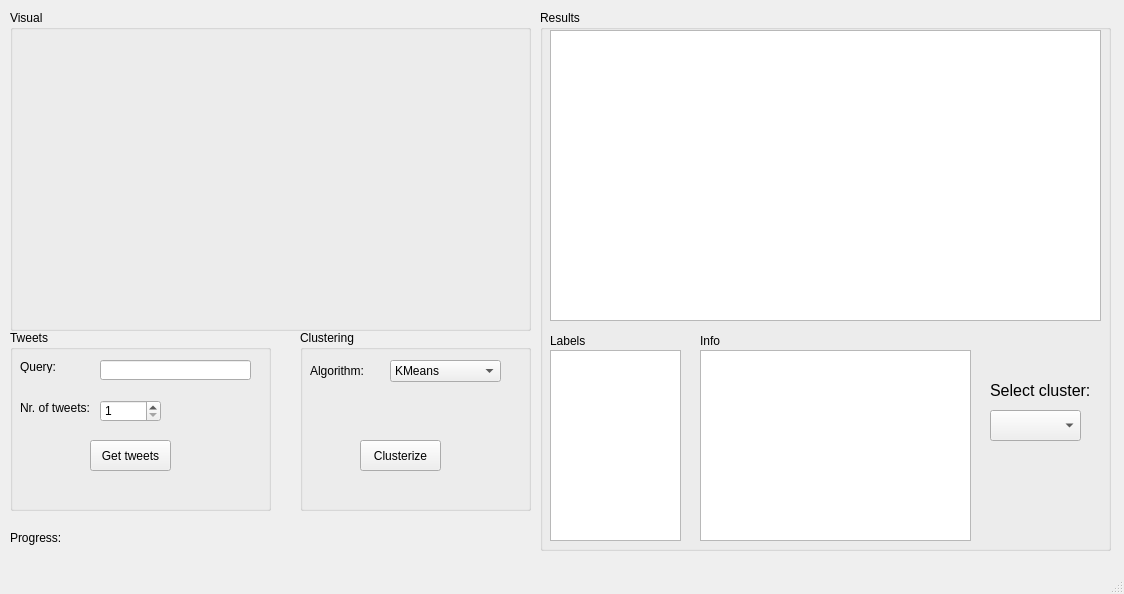
Above: frontend/main_window.ui from nemesszili/tweetcluster before the change. Below: the same form after it.
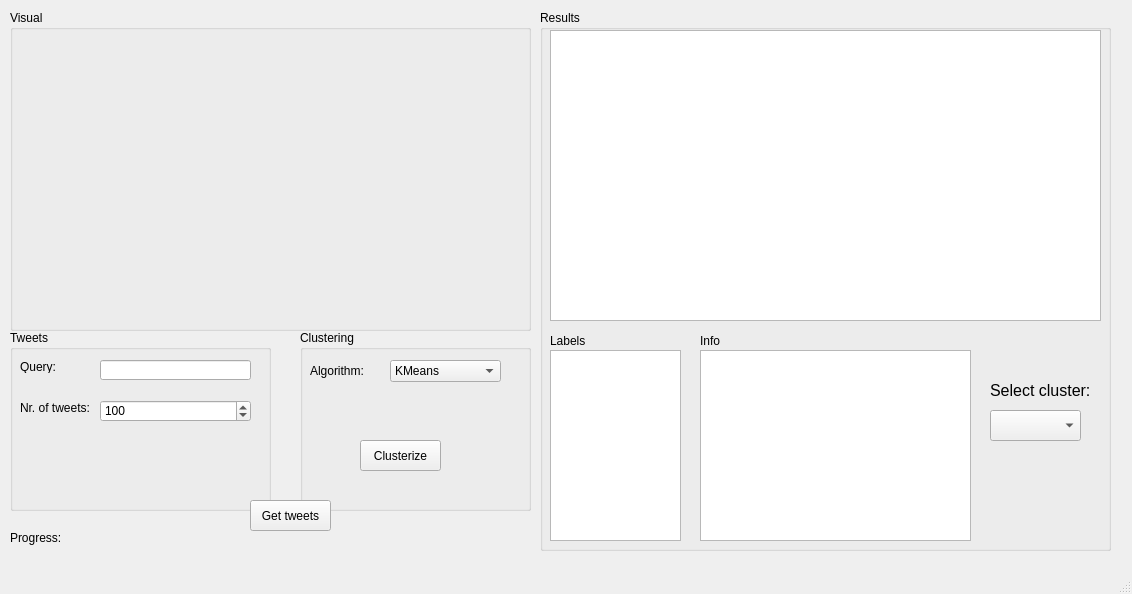
That is the form after the change.

```diff
--- a/frontend/main_window.ui
+++ b/frontend/main_window.ui
@@ -6,7 +6,7 @@
    <rect>
     <x>0</x>
     <y>0</y>
-    <width>1124</width>
+    <width>1132</width>
     <height>594</height>
    </rect>
   </property>
@@ -58,19 +58,6 @@
       <string>Nr. of tweets:</string>
      </property>
     </widget>
-    <widget class="QPushButton" name="tweetButton">
-     <property name="geometry">
-      <rect>
-       <x>80</x>
-       <y>110</y>
-       <width>81</width>
-       <height>31</height>
-      </rect>
-     </property>
-     <property name="text">
-      <string>Get tweets</string>
-     </property>
-    </widget>
     <widget class="QLineEdit" name="queryEdit">
      <property name="geometry">
       <rect>
@@ -86,7 +73,7 @@
       <rect>
        <x>90</x>
        <y>70</y>
-       <width>61</width>
+       <width>151</width>
        <height>22</height>
       </rect>
      </property>
@@ -96,6 +83,9 @@
      <property name="maximum">
       <number>5000</number>
      </property>
+     <property name="value">
+      <number>100</number>
+     </property>
     </widget>
    </widget>
    <widget class="QGroupBox" name="groupBox_2">
@@ -309,6 +299,19 @@
      <string/>
     </property>
    </widget>
+   <widget class="QPushButton" name="tweetButton">
+    <property name="geometry">
+     <rect>
+      <x>250</x>
+      <y>500</y>
+      <width>81</width>
+      <height>31</height>
+     </rect>
+    </property>
+    <property name="text">
+     <string>Get tweets</string>
+    </property>
+   </widget>
   </widget>
   <widget class="QMenuBar" name="menubar">
    <property name="geometry">
```
Left out of the diff: 4 changed lines with no effect on the pictures.
